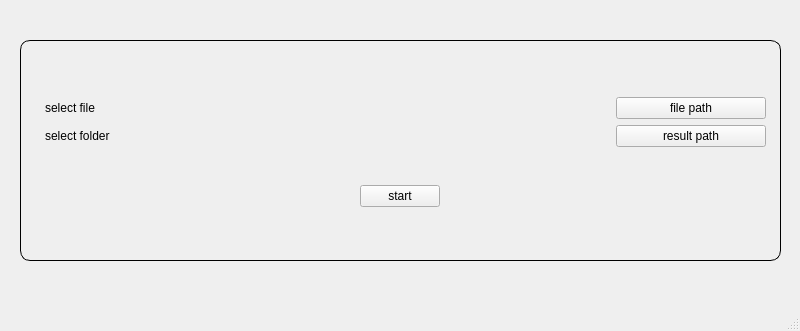
Qt form app.ui (alireza-da/TraumaDetectionProject) before a commit.
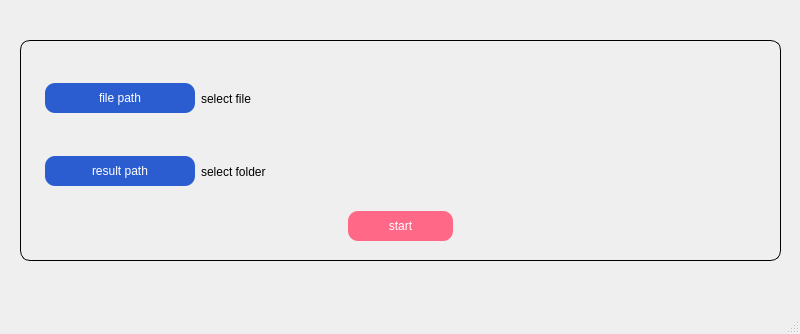
The same form after that commit. Icons and pictures are not drawn.

Commit message: add logo and background and some css

```diff
--- a/app.ui
+++ b/app.ui
@@ -7,12 +7,19 @@
     <x>0</x>
     <y>0</y>
     <width>800</width>
-    <height>331</height>
+    <height>334</height>
    </rect>
   </property>
   <property name="windowTitle">
    <string>MainWindow</string>
   </property>
+  <property name="styleSheet">
+   <string notr="true">#MainWindow{ 
+        background-image: url(&quot;C:/Users/ramin rowshan/Desktop/pyqt/background.jpg&quot;); 
+        background-repeat: no-repeat; 
+        background-position: center;}
+    </string>
+  </property>
   <widget class="QWidget" name="centralwidget">
    <widget class="QWidget" name="verticalLayoutWidget_3">
     <property name="geometry">
@@ -44,13 +51,6 @@
           </property>
           <item>
            <layout class="QHBoxLayout" name="manual_file_path">
-            <item>
-             <widget class="QLabel" name="manual_file_path_text">
-              <property name="text">
-               <string>select file</string>
-              </property>
-             </widget>
-            </item>
             <item>
              <widget class="QPushButton" name="manual_file_path_button">
               <property name="maximumSize">
@@ -59,11 +59,25 @@
                 <height>16777215</height>
                </size>
               </property>
+              <property name="styleSheet">
+               <string notr="true">background-color: #2B5DD1; color: #FFFFFF ; border-style: outset; 
+padding: 8px 0px ;  ; border-radius: 10px ; border-color: #2752B8;</string>
+              </property>
               <property name="text">
                <string>file path</string>
               </property>
              </widget>
             </item>
+            <item>
+             <widget class="QLabel" name="manual_file_path_text">
+              <property name="text">
+               <string>select file</string>
+              </property>
+              <property name="margin">
+               <number>10</number>
+              </property>
+             </widget>
+            </item>
            </layout>
           </item>
           <item>
@@ -71,13 +85,6 @@
             <property name="topMargin">
              <number>0</number>
             </property>
-            <item>
-             <widget class="QLabel" name="manual_result_path_text">
-              <property name="text">
-               <string>select folder</string>
-              </property>
-             </widget>
-            </item>
             <item>
              <widget class="QPushButton" name="manual_result_path_button">
               <property name="maximumSize">
@@ -86,11 +93,25 @@
                 <height>16777215</height>
                </size>
               </property>
+              <property name="styleSheet">
+               <string notr="true">background-color: #2B5DD1; color: #FFFFFF ; border-style: outset; 
+padding: 8px 0px ;  ; border-radius: 10px ; border-color: #2752B8;</string>
+              </property>
               <property name="text">
                <string>result path</string>
               </property>
              </widget>
             </item>
+            <item>
+             <widget class="QLabel" name="manual_result_path_text">
+              <property name="text">
+               <string>select folder</string>
+              </property>
+              <property name="margin">
+               <number>10</number>
+              </property>
+             </widget>
+            </item>
            </layout>
           </item>
          </layout>
@@ -103,6 +124,10 @@
             <height>16777215</height>
            </size>
           </property>
+          <property name="styleSheet">
+           <string notr="true">background-color: #FF6987; color: #FFFFFF ; border-style: outset; 
+padding: 8px 40px ;  ; border-radius: 10px ; border-color: #2752B8;</string>
+          </property>
           <property name="text">
            <string>start</string>
           </property>
```
The commit also changes 3 other files.
